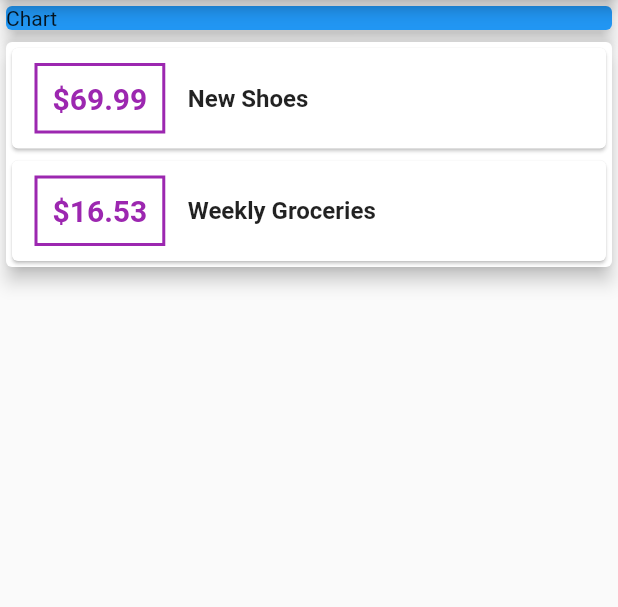
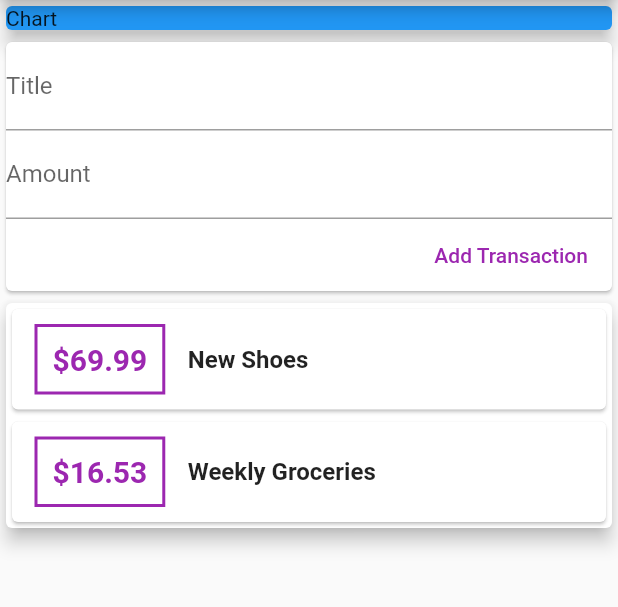
Before and after one commit to TahaMsv/Personal_Expenses, a Flutter app: the screen it shows after launch, on a phone screen of 412 x 824 dp, the part 84-691 px from its top. Run offline on Flutter 3.47's test engine with Material 2 defaults, Android fonts, the phone set to English and light mode, and no system bars.

Commit message:
Input field added

```diff
--- a/lib/main.dart
+++ b/lib/main.dart
@@ -28,6 +28,18 @@ class MyHomePage extends StatelessWidget {
       date: DateTime.now(),
     ),
   ];
+
+  Function addTransaction(String titleTx, double amountTx) {
+
+    transactions.add(new Transaction(
+        title: titleTx,
+        amount: amountTx,
+        date: DateTime.now(),
+        id: DateTime.now().toString()));
+  }
+
+  final titleInput = TextEditingController();
+  final amountInput = TextEditingController();
   @override
   Widget build(BuildContext context) {
     return Scaffold(
@@ -43,6 +55,26 @@ class MyHomePage extends StatelessWidget {
               color: Colors.blue,
               child: Text('Chart'),
               elevation: 5,
+            ),
+          ),
+          Card(
+            child: Column(
+              crossAxisAlignment: CrossAxisAlignment.end,
+              children: <Widget>[
+                TextField(
+                  controller: titleInput,
+                  decoration: InputDecoration(labelText: 'Title'),
+                ),
+                TextField(
+                  controller: amountInput,
+                  decoration: InputDecoration(labelText: 'Amount'),
+                ),
+                FlatButton(
+                  textColor: Colors.purple,
+                  onPressed: () {},
+                  child: Text('Add Transaction'),
+                ),
+              ],
             ),
           ),
           Card(
--- a/pubspec.yaml
+++ b/pubspec.yaml
@@ -23,6 +23,7 @@ environment:
 dependencies:
   flutter:
     sdk: flutter
+
 
 
   # The following adds the Cupertino Icons font to your application.
```
